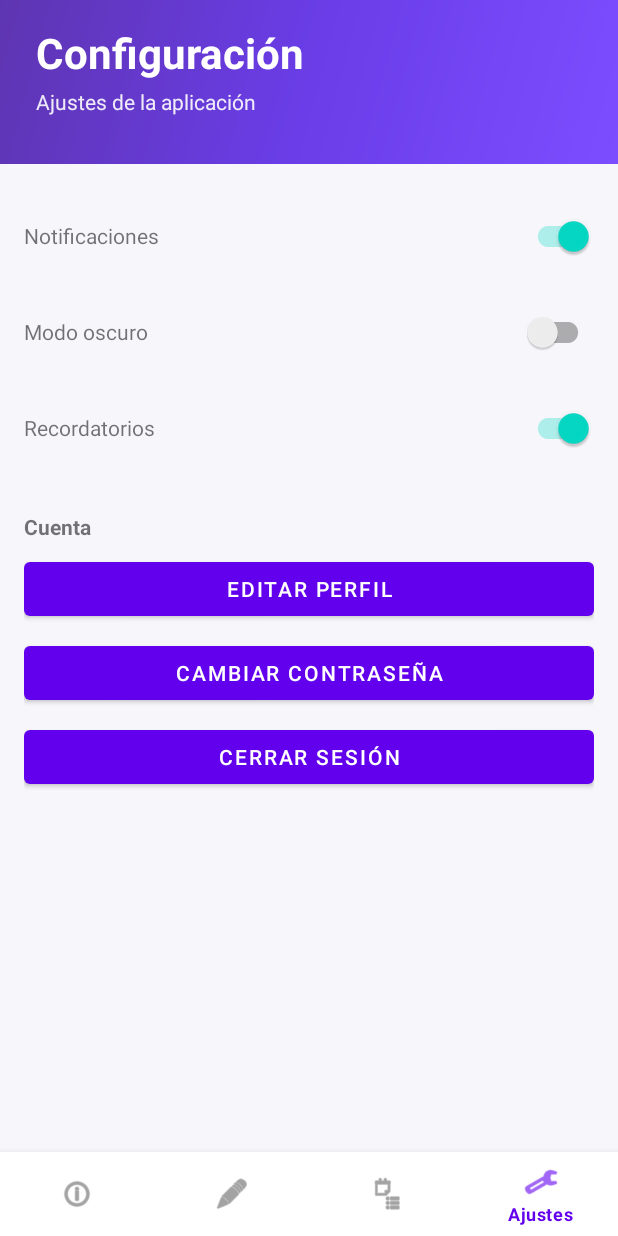
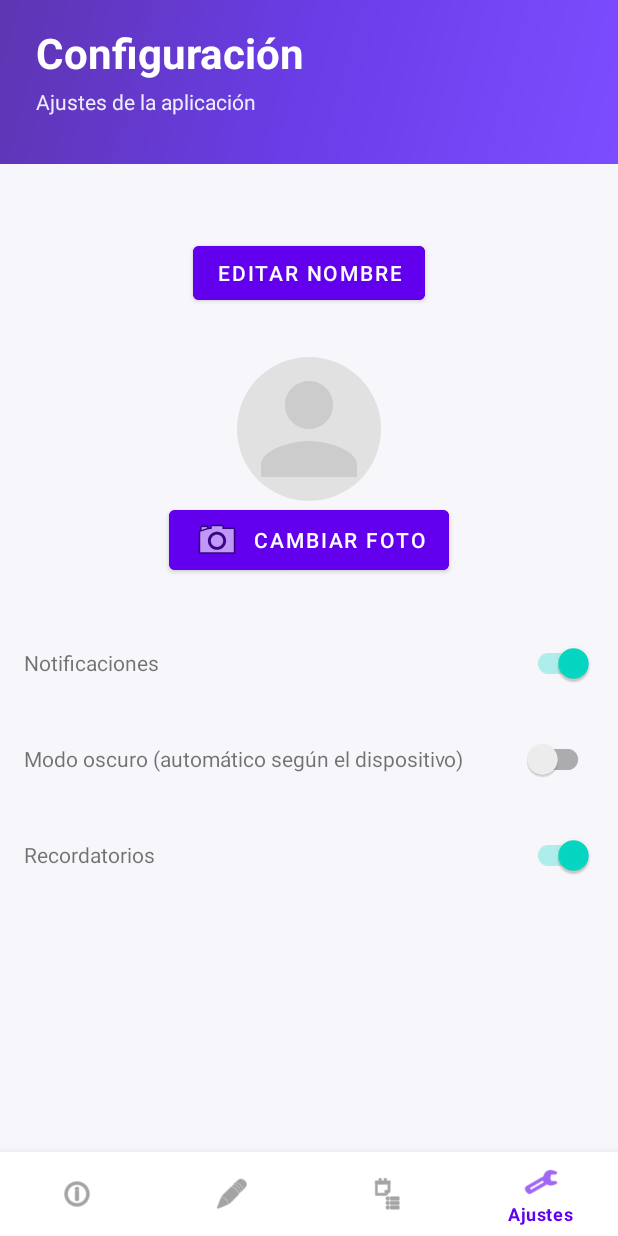
Before and after one commit to Pipe7993/HabiTapp, an Android app: the screen it shows after launch (MainActivity), item 4 of the bottom bar chosen, on a phone screen of 412 x 824 dp. Run offline under Robolectric (Android 15) with nearby library versions, the phone set to English and light mode, and no system bars; our stand-ins replace Room's generated code.

Commit message:
inicio perfil de usuario

```diff
--- a/app/src/main/java/com/example/habitapp/MainActivity.kt
+++ b/app/src/main/java/com/example/habitapp/MainActivity.kt
@@ -8,6 +8,8 @@ import androidx.core.view.WindowCompat
 import androidx.core.view.WindowInsetsCompat
 import androidx.fragment.app.Fragment
 import com.example.habitapp.R
+import com.example.habitapp.data.db.AppDatabase
+import com.example.habitapp.viewmodel.DaoProvider
 import com.google.android.material.bottomnavigation.BottomNavigationView
 
 class MainActivity : AppCompatActivity() {
@@ -19,6 +21,10 @@ class MainActivity : AppCompatActivity() {
 
     override fun onCreate(savedInstanceState: Bundle?) {
         super.onCreate(savedInstanceState)
+
+        // Inicializar el UsuarioDao para el ViewModel
+        val db = AppDatabase.getInstance(applicationContext)
+        DaoProvider.usuarioDao = db.usuarioDao()
 
         WindowCompat.setDecorFitsSystemWindows(window, false)
 
--- a/app/src/main/java/com/example/habitapp/ui/SettingsFragment.kt
+++ b/app/src/main/java/com/example/habitapp/ui/SettingsFragment.kt
@@ -1,9 +1,11 @@
 package com.example.habitapp.ui
 
+import android.app.AlertDialog
 import android.os.Bundle
 import android.view.LayoutInflater
 import android.view.View
 import android.view.ViewGroup
+import android.widget.EditText
 import android.widget.TextView
 import androidx.core.view.ViewCompat
 import androidx.core.view.WindowInsetsCompat
@@ -11,6 +13,7 @@ import androidx.fragment.app.Fragment
 import androidx.lifecycle.ViewModelProvider
 import com.example.habitapp.R
 import com.example.habitapp.viewmodel.SettingsViewModel
+import kotlinx.coroutines.launch
 
 class SettingsFragment : Fragment() {
     private lateinit var viewModel: SettingsViewModel
@@ -52,6 +55,28 @@ class SettingsFragment : Fragment() {
         swDark.setOnCheckedChangeListener { _, isChecked -> viewModel.setDarkMode(isChecked) }
         swRem.setOnCheckedChangeListener { _, isChecked -> viewModel.setReminders(isChecked) }
 
+        val tvNombreUsuario = view.findViewById<TextView>(R.id.tv_nombre_usuario)
+        viewModel.nombreUsuario.observe(viewLifecycleOwner) { nombre ->
+            tvNombreUsuario.text = nombre
+        }
+        viewModel.cargarNombreUsuario(1L)
+
+        val btnEditarPerfil = view.findViewById<View>(R.id.btn_editar_perfil)
+        btnEditarPerfil.setOnClickListener {
+            val editText = EditText(requireContext())
+            editText.hint = "Nuevo nombre"
+            editText.setText(tvNombreUsuario.text)
+            AlertDialog.Builder(requireContext())
+                .setTitle("Editar nombre de perfil")
+                .setView(editText)
+                .setPositiveButton("Guardar") { _, _ ->
+                    val nuevoNombre = editText.text.toString().trim()
+                    viewModel.actualizarNombreUsuario(1L, nuevoNombre)
+                }
+                .setNegativeButton("Cancelar", null)
+                .show()
+        }
+
         return view
     }
 }
--- a/app/src/main/java/com/example/habitapp/viewmodel/SettingsViewModel.kt
+++ b/app/src/main/java/com/example/habitapp/viewmodel/SettingsViewModel.kt
@@ -3,13 +3,39 @@ package com.example.habitapp.viewmodel
 import androidx.lifecycle.LiveData
 import androidx.lifecycle.MutableLiveData
 import androidx.lifecycle.ViewModel
+import androidx.lifecycle.viewModelScope
+import kotlinx.coroutines.launch
 
 data class SettingsState(val notifications: Boolean = true, val darkMode: Boolean = false, val reminders: Boolean = true)
+
+object DaoProvider {
+    lateinit var usuarioDao: com.example.habitapp.data.dao.UsuarioDao
+}
 
 class SettingsViewModel : ViewModel() {
     private val _state = MutableLiveData(SettingsState())
     val state: LiveData<SettingsState> = _state
 
+    private val _nombreUsuario = MutableLiveData<String>()
+    val nombreUsuario: LiveData<String> = _nombreUsuario
+
+    fun cargarNombreUsuario(id: Long) {
+        viewModelScope.launch {
+            val usuario = DaoProvider.usuarioDao.getById(id)
+            _nombreUsuario.postValue(usuario?.nombre ?: "")
+        }
+    }
+
+    fun actualizarNombreUsuario(id: Long, nuevoNombre: String) {
+        viewModelScope.launch {
+            val usuario = DaoProvider.usuarioDao.getById(id)
+            if (usuario != null) {
+                DaoProvider.usuarioDao.update(usuario.copy(nombre = nuevoNombre))
+                _nombreUsuario.postValue(nuevoNombre)
+            }
+        }
+    }
+
     fun setNotifications(enabled: Boolean) { _state.value = _state.value?.copy(notifications = enabled) }
     fun setDarkMode(enabled: Boolean) { _state.value = _state.value?.copy(darkMode = enabled) }
     fun setReminders(enabled: Boolean) { _state.value = _state.value?.copy(reminders = enabled) }
--- /dev/null
+++ b/app/src/main/res/drawable/circle_background.xml
@@ -0,0 +1,5 @@
+<?xml version="1.0" encoding="utf-8"?>
+<shape xmlns:android="http://schemas.android.com/apk/res/android"
+    android:shape="oval">
+    <solid android:color="#E1E1E1"/>
+</shape>
--- /dev/null
+++ b/app/src/main/res/drawable/ic_person.xml
@@ -0,0 +1,10 @@
+<?xml version="1.0" encoding="utf-8"?>
+<vector xmlns:android="http://schemas.android.com/apk/res/android"
+    android:width="24dp"
+    android:height="24dp"
+    android:viewportWidth="24"
+    android:viewportHeight="24">
+    <path
+        android:fillColor="#CCCCCC"
+        android:pathData="M12,12c2.21,0 4,-1.79 4,-4s-1.79,-4 -4,-4 -4,1.79 -4,4 1.79,4 4,4zM12,14c-2.67,0 -8,1.34 -8,4v2h16v-2c0,-2.66 -5.33,-4 -8,-4z"/>
+</vector>
--- a/app/src/main/res/layout/fragment_settings.xml
+++ b/app/src/main/res/layout/fragment_settings.xml
@@ -9,6 +9,49 @@
     <include
         android:id="@+id/header_settings"
         layout="@layout/header_purple" />
+
+    <TextView
+        android:id="@+id/tv_nombre_usuario"
+        android:layout_width="match_parent"
+        android:layout_height="wrap_content"
+        android:text="Nombre del usuario"
+        android:textSize="18sp"
+        android:textStyle="bold"
+        android:gravity="center"
+        android:layout_marginTop="16dp"
+        android:layout_marginBottom="8dp" />
+
+    <Button
+        android:id="@+id/btn_editar_perfil"
+        android:layout_width="wrap_content"
+        android:layout_height="wrap_content"
+        android:text="Editar nombre"
+        android:layout_gravity="center"
+        android:layout_marginBottom="8dp"
+        android:backgroundTint="@color/purple_500"
+        android:textColor="@android:color/white" />
+
+    <ImageView
+        android:id="@+id/iv_foto_usuario"
+        android:layout_width="96dp"
+        android:layout_height="96dp"
+        android:layout_gravity="center"
+        android:layout_marginTop="24dp"
+        android:src="@drawable/ic_person"
+        android:background="@drawable/circle_background"
+        android:scaleType="centerCrop" />
+
+    <Button
+        android:id="@+id/btn_cambiar_foto"
+        android:layout_width="wrap_content"
+        android:layout_height="wrap_content"
+        android:text="Cambiar foto"
+        android:layout_gravity="center"
+        android:layout_marginBottom="8dp"
+        android:drawableLeft="@android:drawable/ic_menu_camera"
+        android:drawablePadding="8dp"
+        android:backgroundTint="@color/purple_500"
+        android:textColor="@android:color/white" />
 
     <ScrollView
         android:layout_width="match_parent"
@@ -52,7 +95,7 @@
                 android:layout_width="0dp"
                 android:layout_height="wrap_content"
                 android:layout_weight="1"
-                android:text="Modo oscuro" />
+                android:text="Modo oscuro (automático según el dispositivo)" />
 
             <androidx.appcompat.widget.SwitchCompat
                 android:id="@+id/switch_darkmode"
@@ -80,34 +123,6 @@
                 android:layout_height="wrap_content" />
         </LinearLayout>
 
-        <TextView
-            android:layout_width="match_parent"
-            android:layout_height="wrap_content"
-            android:text="Cuenta"
-            android:textStyle="bold"
-            android:layout_marginTop="24dp" />
-
-        <Button
-            android:id="@+id/btn_edit_profile"
-            android:layout_width="match_parent"
-            android:layout_height="wrap_content"
-            android:layout_marginTop="8dp"
-            android:text="Editar perfil" />
-
-        <Button
-            android:id="@+id/btn_change_password"
-            android:layout_width="match_parent"
-            android:layout_height="wrap_content"
-            android:layout_marginTop="8dp"
-            android:text="Cambiar contraseña" />
-
-        <Button
-            android:id="@+id/btn_logout"
-            android:layout_width="match_parent"
-            android:layout_height="wrap_content"
-            android:layout_marginTop="8dp"
-            android:text="Cerrar sesión" />
-
         </LinearLayout>
 
     </ScrollView>
```
